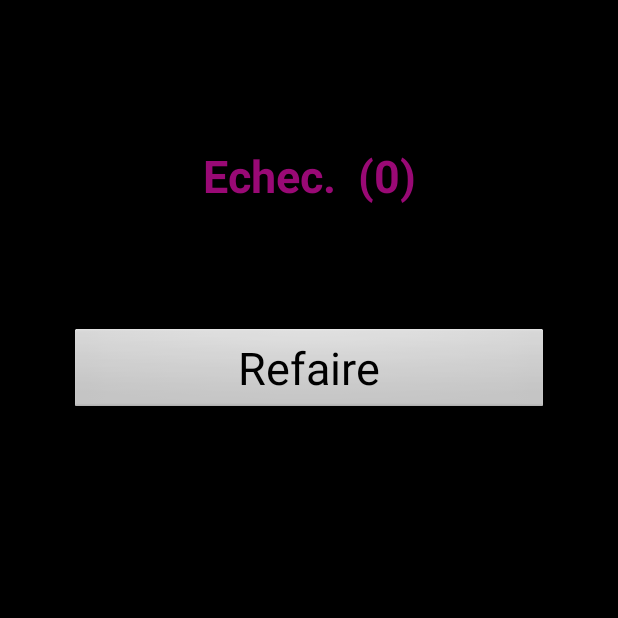
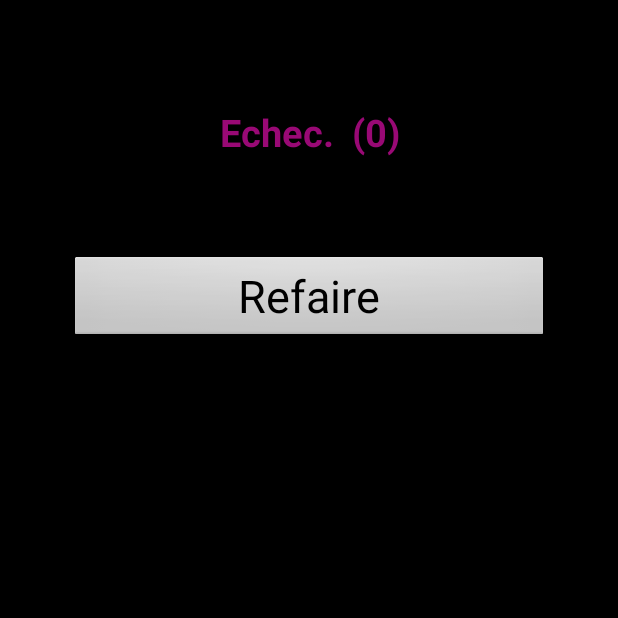
Before and after one commit to pFernbach/StarWars-dice-app, an Android app: the screen it shows after launch (DisplayResult), after a tap on "Go !", on a phone screen of 412 x 824 dp, the top half of it. Run offline under Robolectric (Android 15) with nearby library versions, the phone set to English and light mode, and no system bars.

Commit message:
keyboard doesn't show up anymore on start

```diff
--- a/Starwarsdice2/app/src/main/java/merwyn/starwarsdice/SelectDice.java
+++ b/Starwarsdice2/app/src/main/java/merwyn/starwarsdice/SelectDice.java
@@ -46,6 +46,7 @@ public class SelectDice extends Activity {
             np.setMinValue(0);
             np.setMaxValue(9);
             np.setWrapSelectorWheel(false);
+
         }
 
 
--- a/Starwarsdice2/app/src/main/res/layout/activity_display_result.xml
+++ b/Starwarsdice2/app/src/main/res/layout/activity_display_result.xml
@@ -8,7 +8,7 @@
 
     <LinearLayout
         android:layout_width="match_parent"
-        android:layout_height="match_parent"
+        android:layout_height="wrap_content"
         android:orientation="vertical">
 
 
@@ -16,32 +16,32 @@
         <TextView
             android:id="@+id/T12"
             android:textStyle="bold"
-            android:textSize="30sp"
+            android:textSize="25sp"
             android:layout_width="match_parent"
             android:layout_height="wrap_content"
             android:paddingRight="10dp"
             android:paddingLeft="10dp"
-            android:paddingTop="20dp"
+            android:paddingTop="10dp"
             android:gravity="center_horizontal"/>
         <TextView
             android:id="@+id/T8"
             android:textStyle="bold"
-            android:textSize="30sp"
+            android:textSize="25sp"
             android:layout_width="match_parent"
             android:layout_height="wrap_content"
             android:paddingRight="10dp"
             android:paddingLeft="10dp"
-            android:paddingTop="20dp"
+            android:paddingTop="10dp"
             android:gravity="center_horizontal"/>
         <TextView
             android:id="@+id/T6"
             android:textStyle="bold"
-            android:textSize="30sp"
+            android:textSize="25sp"
             android:layout_width="match_parent"
             android:layout_height="wrap_content"
             android:paddingRight="10dp"
             android:paddingLeft="10dp"
-            android:paddingTop="20dp"
+            android:paddingTop="10dp"
             android:gravity="center_horizontal"/>
 
 
--- a/Starwarsdice2/app/src/main/res/layout/activity_select_dice.xml
+++ b/Starwarsdice2/app/src/main/res/layout/activity_select_dice.xml
@@ -6,7 +6,9 @@
 
     <LinearLayout
         android:layout_width="match_parent"
-        android:layout_height="match_parent"
+        android:layout_height="wrap_content"
+        android:focusable="true"
+        android:focusableInTouchMode="true"
         android:orientation="horizontal">
 
 
```
